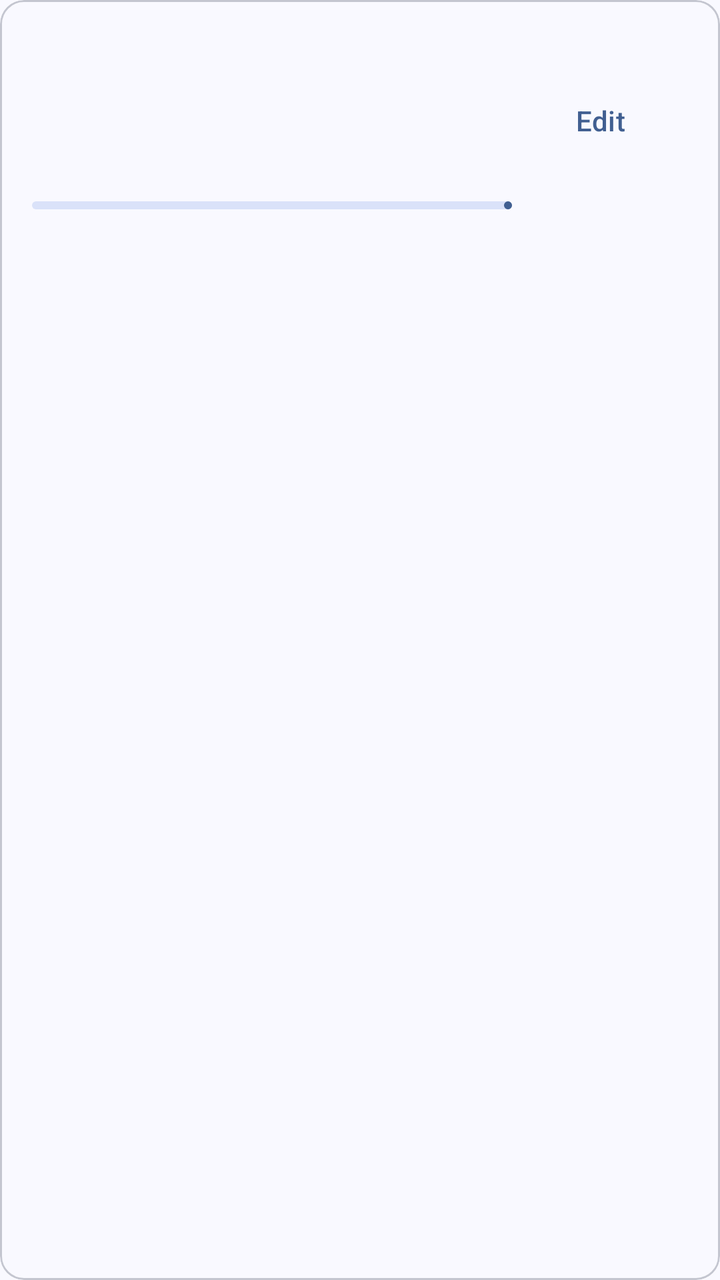
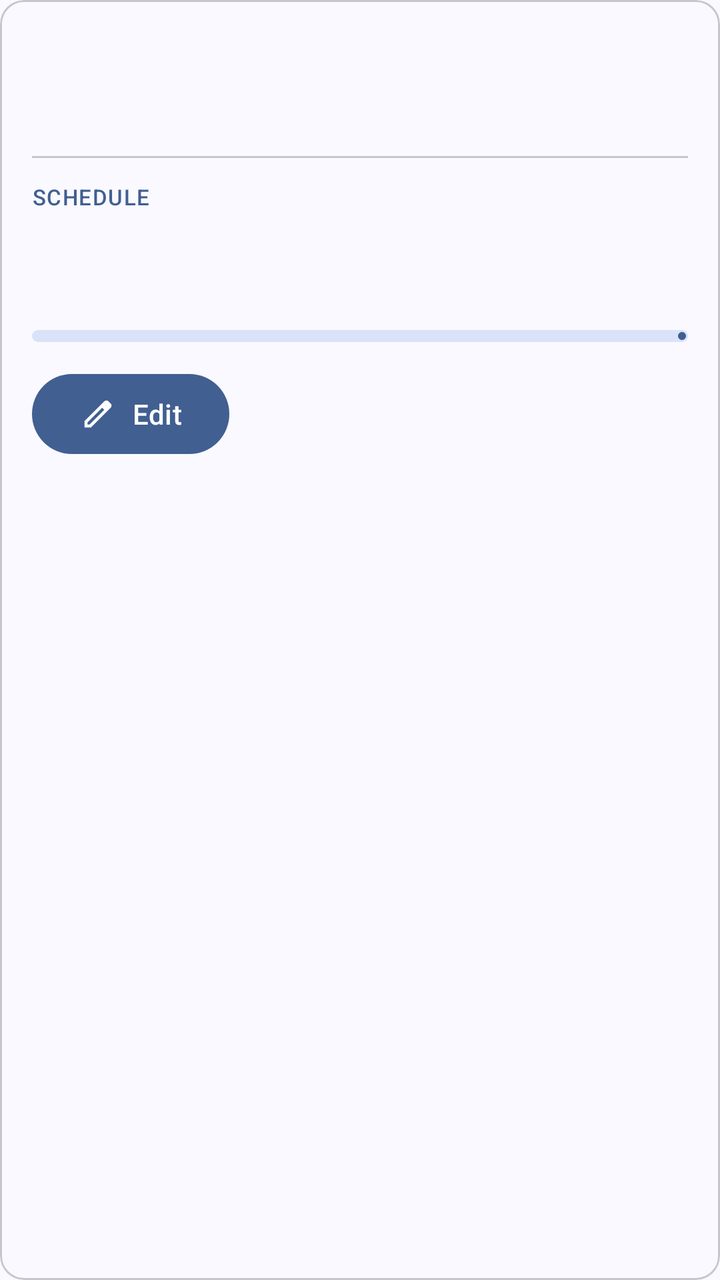

The first picture is an Android layout as it rendered before a commit; the second is the same layout after the commit. The layout source and the unified diff follow.
<!-- AndroidManifest.xml: application theme Theme.DueIt -->
<!-- res/layout/item_course.xml -->
<?xml version="1.0" encoding="utf-8"?>
<com.google.android.material.card.MaterialCardView
    xmlns:android="http://schemas.android.com/apk/res/android"
    style="@style/Widget.Material3.CardView.Outlined"
    android:layout_marginHorizontal="16dp"
    android:layout_marginTop="12dp"
    android:layout_width="match_parent"
    android:layout_height="wrap_content">

    <LinearLayout
        android:orientation="horizontal"
        android:gravity="center_vertical"
        android:padding="16dp"
        android:layout_width="match_parent"
        android:layout_height="wrap_content">

        <LinearLayout
            android:orientation="vertical"
            android:layout_weight="1"
            android:layout_width="0dp"
            android:layout_height="wrap_content">

            <com.google.android.material.textview.MaterialTextView
                android:id="@+id/course_name"
                android:textAppearance="?attr/textAppearanceTitleMedium"
                android:fontFamily="serif"
                android:layout_width="match_parent"
                android:layout_height="wrap_content"/>

            <com.google.android.material.textview.MaterialTextView
                android:id="@+id/course_instructor"
                android:textAppearance="?attr/textAppearanceBodyMedium"
                android:layout_width="match_parent"
                android:layout_height="wrap_content"/>

            <com.google.android.material.textview.MaterialTextView
                android:id="@+id/course_schedule"
                android:textAppearance="?attr/textAppearanceBodySmall"
                android:layout_width="match_parent"
                android:layout_height="wrap_content"/>

            <com.google.android.material.textview.MaterialTextView
                android:id="@+id/course_progress"
                android:layout_marginTop="8dp"
                android:textAppearance="?attr/textAppearanceLabelMedium"
                android:layout_width="match_parent"
                android:layout_height="wrap_content"/>

            <com.google.android.material.progressindicator.LinearProgressIndicator
                android:id="@+id/course_progress_bar"
                android:layout_marginTop="4dp"
                android:max="100"
                android:layout_width="match_parent"
                android:layout_height="wrap_content"/>
        </LinearLayout>

        <com.google.android.material.button.MaterialButton
            android:id="@+id/btn_edit"
            android:text="Edit"
            style="@style/Widget.Material3.Button.TextButton"
            android:layout_width="wrap_content"
            android:layout_height="wrap_content"/>
    </LinearLayout>
</com.google.android.material.card.MaterialCardView>
<!-- resources referenced by this layout -->
<resources>
  <color name="md_theme_primary">#415F91</color>
  <color name="md_theme_onPrimary">#FFFFFF</color>
  <color name="md_theme_primaryContainer">#D6E3FF</color>
  <color name="md_theme_onPrimaryContainer">#284777</color>
  <color name="md_theme_secondary">#565F71</color>
  <color name="md_theme_onSecondary">#FFFFFF</color>
  <color name="md_theme_secondaryContainer">#DAE2F9</color>
  <color name="md_theme_onSecondaryContainer">#3E4759</color>
  <color name="md_theme_tertiary">#705575</color>
  <color name="md_theme_onTertiary">#FFFFFF</color>
  <color name="md_theme_tertiaryContainer">#FAD8FD</color>
  <color name="md_theme_onTertiaryContainer">#573E5C</color>
  <color name="md_theme_error">#BA1A1A</color>
  <color name="md_theme_onError">#FFFFFF</color>
  <color name="md_theme_errorContainer">#FFDAD6</color>
  <color name="md_theme_onErrorContainer">#93000A</color>
  <color name="md_theme_background">#F9F9FF</color>
  <color name="md_theme_onBackground">#191C20</color>
  <color name="md_theme_surface">#F9F9FF</color>
  <color name="md_theme_onSurface">#191C20</color>
  <color name="md_theme_surfaceVariant">#E0E2EC</color>
  <color name="md_theme_onSurfaceVariant">#44474E</color>
  <color name="md_theme_outline">#74777F</color>
  <color name="md_theme_outlineVariant">#C4C6D0</color>
  <color name="md_theme_inverseSurface">#2E3036</color>
  <color name="md_theme_inverseOnSurface">#F0F0F7</color>
  <color name="md_theme_inversePrimary">#AAC7FF</color>
  <color name="md_theme_primaryFixed">#D6E3FF</color>
  <color name="md_theme_onPrimaryFixed">#001B3E</color>
  <color name="md_theme_primaryFixedDim">#AAC7FF</color>
  <color name="md_theme_onPrimaryFixedVariant">#284777</color>
  <color name="md_theme_secondaryFixed">#DAE2F9</color>
  <color name="md_theme_onSecondaryFixed">#131C2B</color>
  <color name="md_theme_secondaryFixedDim">#BEC6DC</color>
  <color name="md_theme_onSecondaryFixedVariant">#3E4759</color>
  <color name="md_theme_tertiaryFixed">#FAD8FD</color>
  <color name="md_theme_onTertiaryFixed">#28132E</color>
  <color name="md_theme_tertiaryFixedDim">#DDBCE0</color>
  <color name="md_theme_onTertiaryFixedVariant">#573E5C</color>
  <color name="md_theme_surfaceDim">#D9D9E0</color>
  <color name="md_theme_surfaceBright">#F9F9FF</color>
  <color name="md_theme_surfaceContainerLowest">#FFFFFF</color>
  <color name="md_theme_surfaceContainerLow">#F3F3FA</color>
  <color name="md_theme_surfaceContainer">#EDEDF4</color>
  <color name="md_theme_surfaceContainerHigh">#E7E8EE</color>
  <color name="md_theme_surfaceContainerHighest">#E2E2E9</color>
  <!-- unchanged entries left out for length: 1 -->
</resources>

<!-- the commit's change to res/layout/item_course.xml (unified diff, before → after) -->
@@ -1,6 +1,7 @@
 <?xml version="1.0" encoding="utf-8"?>
 <com.google.android.material.card.MaterialCardView
     xmlns:android="http://schemas.android.com/apk/res/android"
+    xmlns:app="http://schemas.android.com/apk/res-auto"
     style="@style/Widget.Material3.CardView.Outlined"
     android:layout_marginHorizontal="16dp"
     android:layout_marginTop="12dp"
@@ -8,56 +9,67 @@
     android:layout_height="wrap_content">
 
     <LinearLayout
-        android:orientation="horizontal"
-        android:gravity="center_vertical"
+        android:orientation="vertical"
         android:padding="16dp"
         android:layout_width="match_parent"
         android:layout_height="wrap_content">
 
-        <LinearLayout
-            android:orientation="vertical"
-            android:layout_weight="1"
-            android:layout_width="0dp"
-            android:layout_height="wrap_content">
+        <com.google.android.material.textview.MaterialTextView
+            android:id="@+id/course_name"
+            android:textAppearance="?attr/textAppearanceTitleLarge"
+            android:fontFamily="serif"
+            android:layout_width="match_parent"
+            android:layout_height="wrap_content"/>
 
-            <com.google.android.material.textview.MaterialTextView
-                android:id="@+id/course_name"
-                android:textAppearance="?attr/textAppearanceTitleMedium"
-                android:fontFamily="serif"
-                android:layout_width="match_parent"
-                android:layout_height="wrap_content"/>
+        <com.google.android.material.textview.MaterialTextView
+            android:id="@+id/course_instructor"
+            android:textAppearance="?attr/textAppearanceBodyMedium"
+            android:textColor="?attr/colorOnSurfaceVariant"
+            android:layout_marginTop="2dp"
+            android:layout_width="match_parent"
+            android:layout_height="wrap_content"/>
 
-            <com.google.android.material.textview.MaterialTextView
-                android:id="@+id/course_instructor"
-                android:textAppearance="?attr/textAppearanceBodyMedium"
-                android:layout_width="match_parent"
-                android:layout_height="wrap_content"/>
+        <com.google.android.material.divider.MaterialDivider
+            android:layout_marginVertical="12dp"
+            android:layout_width="match_parent"
+            android:layout_height="wrap_content"/>
 
-            <com.google.android.material.textview.MaterialTextView
-                android:id="@+id/course_schedule"
-                android:textAppearance="?attr/textAppearanceBodySmall"
-                android:layout_width="match_parent"
-                android:layout_height="wrap_content"/>
+        <com.google.android.material.textview.MaterialTextView
+            android:text="SCHEDULE"
+            android:textAppearance="?attr/textAppearanceLabelSmall"
+            android:textColor="?attr/colorPrimary"
+            android:layout_width="match_parent"
+            android:layout_height="wrap_content"/>
 
-            <com.google.android.material.textview.MaterialTextView
-                android:id="@+id/course_progress"
-                android:layout_marginTop="8dp"
-                android:textAppearance="?attr/textAppearanceLabelMedium"
-                android:layout_width="match_parent"
-                android:layout_height="wrap_content"/>
+        <com.google.android.material.textview.MaterialTextView
+            android:id="@+id/course_schedule"
+            android:textAppearance="?attr/textAppearanceBodyMedium"
+            android:layout_marginTop="2dp"
+            android:layout_width="match_parent"
+            android:layout_height="wrap_content"/>
 
-            <com.google.android.material.progressindicator.LinearProgressIndicator
-                android:id="@+id/course_progress_bar"
-                android:layout_marginTop="4dp"
-                android:max="100"
-                android:layout_width="match_parent"
-                android:layout_height="wrap_content"/>
-        </LinearLayout>
+        <com.google.android.material.textview.MaterialTextView
+            android:id="@+id/course_progress"
+            android:layout_marginTop="16dp"
+            android:textAppearance="?attr/textAppearanceLabelMedium"
+            android:textColor="?attr/colorOnSurfaceVariant"
+            android:layout_width="match_parent"
+            android:layout_height="wrap_content"/>
+
+        <com.google.android.material.progressindicator.LinearProgressIndicator
+            android:id="@+id/course_progress_bar"
+            android:layout_marginTop="6dp"
+            android:max="100"
+            app:trackThickness="6dp"
+            app:trackCornerRadius="3dp"
+            android:layout_width="match_parent"
+            android:layout_height="wrap_content"/>
 
         <com.google.android.material.button.MaterialButton
             android:id="@+id/btn_edit"
             android:text="Edit"
-            style="@style/Widget.Material3.Button.TextButton"
+            app:icon="@drawable/ic_edit"
+            android:layout_marginTop="12dp"
             android:layout_width="wrap_content"
             android:layout_height="wrap_content"/>
     </LinearLayout>
<!-- resource entries referenced after the edit -->
@@ -1,5 +1,16 @@
 <!-- resources referenced by this layout -->
 <resources>
+  <!-- drawable ic_edit (drawable) -->
+  <vector xmlns:android="http://schemas.android.com/apk/res/android"
+      android:width="24dp"
+      android:height="24dp"
+      android:viewportWidth="960"
+      android:viewportHeight="960"
+      android:tint="?attr/colorControlNormal">
+    <path
+        android:pathData="M200,760h57l391,-391 -57,-57 -391,391v57ZM120,840v-170l528,-527q12,-11 26.5,-17t30.5,-6q16,0 31,6t26,18l55,56q12,11 17.5,26t5.500,30q0,16 -5.500,30.500T817,313L290,840L120,840ZM760,256l-56,-56 56,56ZM619,341l-28,-29 57,57 -29,-28Z"
+        android:fillColor="#FFFFFF"/>
+  </vector>
   <color name="md_theme_primary">#415F91</color>
   <color name="md_theme_onPrimary">#FFFFFF</color>
   <color name="md_theme_primaryContainer">#D6E3FF</color>
